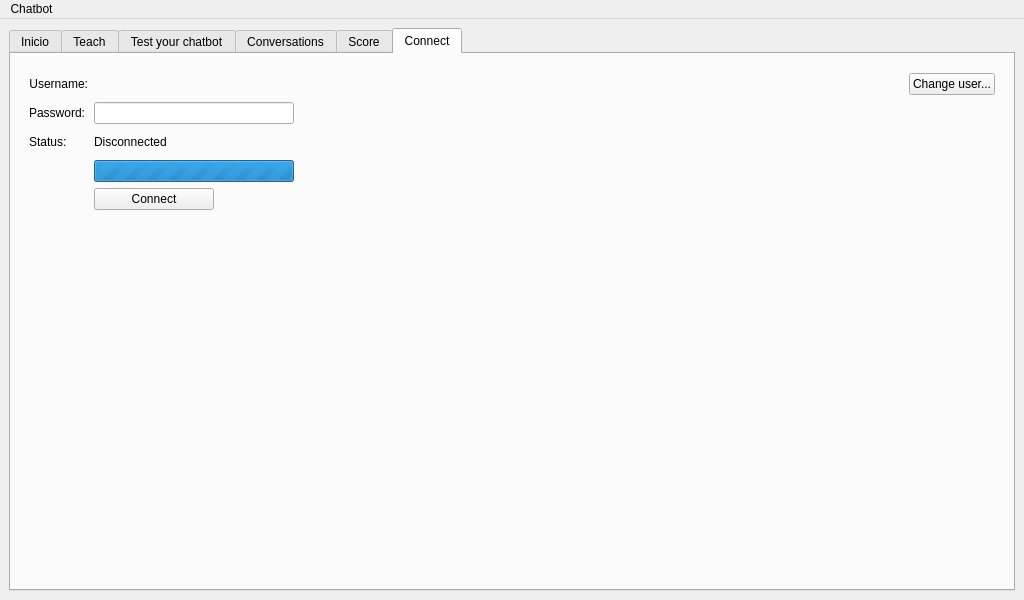
Qt form src/chatbot/front-end/mainwindow.ui (lvklabs/chatbot) before a commit.
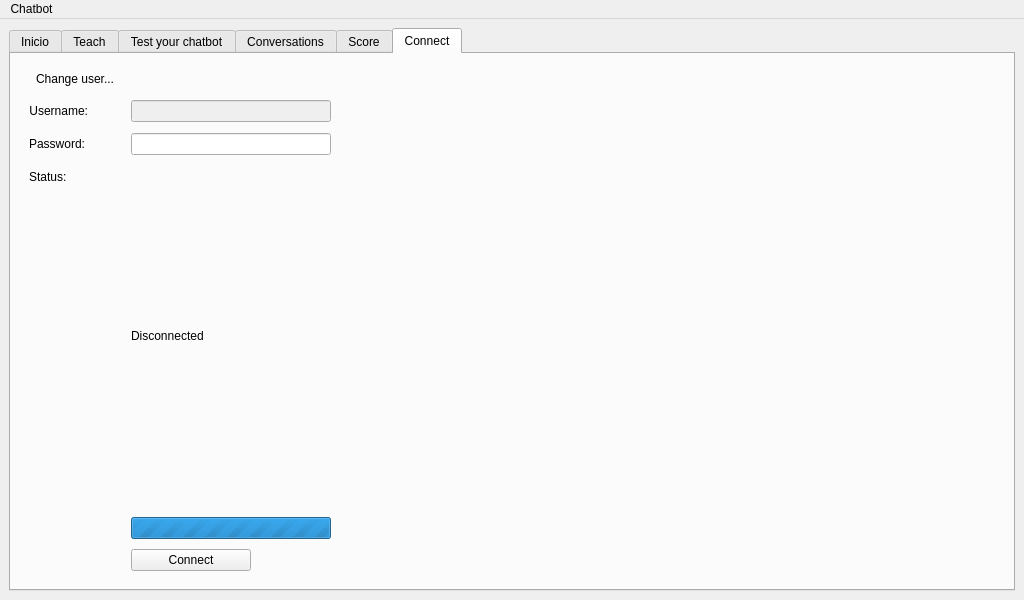
The same form after that commit. The open tabs and pages were chosen to show the change. Icons and pictures are not drawn. Custom widgets are drawn as their Qt base class.

Commit message: New look & feel for 'connect' tab. Decreased font size in ScoreWidget

Diff of the .ui file:
```diff
--- a/src/chatbot/front-end/mainwindow.ui
+++ b/src/chatbot/front-end/mainwindow.ui
@@ -656,7 +656,16 @@
            </property>
            <widget class="QWidget" name="connectionPage">
             <layout class="QFormLayout" name="formLayout_2">
-             <item row="0" column="0">
+             <property name="horizontalSpacing">
+              <number>10</number>
+             </property>
+             <property name="verticalSpacing">
+              <number>10</number>
+             </property>
+             <property name="topMargin">
+              <number>5</number>
+             </property>
+             <item row="2" column="0">
               <widget class="QLabel" name="usernameLabel">
                <property name="font">
                 <font>
@@ -672,33 +681,23 @@
                </property>
               </widget>
              </item>
-             <item row="0" column="1">
+             <item row="2" column="1">
               <layout class="QHBoxLayout" name="horizontalLayout_2">
                <item>
-                <widget class="QLabel" name="curUsernameLabel">
-                 <property name="text">
-                  <string/>
+                <widget class="QLineEdit" name="curUsernameLabel">
+                 <property name="enabled">
+                  <bool>false</bool>
                  </property>
-                 <property name="textFormat">
-                  <enum>Qt::RichText</enum>
-                 </property>
-                </widget>
-               </item>
-               <item>
-                <spacer name="horizontalSpacer_6">
-                 <property name="orientation">
-                  <enum>Qt::Horizontal</enum>
-                 </property>
-                 <property name="sizeType">
-                  <enum>QSizePolicy::Fixed</enum>
-                 </property>
-                 <property name="sizeHint" stdset="0">
+                 <property name="maximumSize">
                   <size>
-                   <width>5</width>
-                   <height>20</height>
+                   <width>200</width>
+                   <height>16777215</height>
                   </size>
                  </property>
-                </spacer>
+                 <property name="readOnly">
+                  <bool>true</bool>
+                 </property>
+                </widget>
                </item>
                <item>
                 <widget class="QLabel" name="chatTypeIcon">
@@ -735,32 +734,9 @@
                  </property>
                 </spacer>
                </item>
-               <item>
-                <widget class="QPushButton" name="changeAccountButton">
-                 <property name="maximumSize">
-                  <size>
-                   <width>200</width>
-                   <height>16777215</height>
-                  </size>
-                 </property>
-                 <property name="text">
-                  <string>Change user...</string>
-                 </property>
-                 <property name="icon">
-                  <iconset resource="../res/chatbot_theme.qrc">
-                   <normaloff>:/icons/change_account.png</normaloff>:/icons/change_account.png</iconset>
-                 </property>
-                 <property name="iconSize">
-                  <size>
-                   <width>24</width>
-                   <height>24</height>
-                  </size>
-                 </property>
-                </widget>
-               </item>
               </layout>
              </item>
-             <item row="1" column="0">
+             <item row="3" column="0">
               <widget class="QLabel" name="passwordLabel">
                <property name="sizePolicy">
                 <sizepolicy hsizetype="Expanding" vsizetype="Preferred">
@@ -776,7 +752,7 @@
                </property>
               </widget>
              </item>
-             <item row="1" column="1">
+             <item row="3" column="1">
               <widget class="QLineEdit" name="passwordText">
                <property name="maximumSize">
                 <size>
@@ -789,39 +765,7 @@
                </property>
               </widget>
              </item>
-             <item row="2" column="0">
-              <widget class="QLabel" name="statusLabel">
-               <property name="text">
-                <string>Status:</string>
-               </property>
-              </widget>
-             </item>
-             <item row="2" column="1">
-              <widget class="QLabel" name="connectionStatusLabel">
-               <property name="minimumSize">
-                <size>
-                 <width>0</width>
-                 <height>24</height>
-                </size>
-               </property>
-               <property name="maximumSize">
-                <size>
-                 <width>400</width>
-                 <height>16777215</height>
-                </size>
-               </property>
-               <property name="styleSheet">
-                <string notr="true"/>
-               </property>
-               <property name="text">
-                <string>Disconnected</string>
-               </property>
-               <property name="wordWrap">
-                <bool>true</bool>
-               </property>
-              </widget>
-             </item>
-             <item row="3" column="1">
+             <item row="5" column="1">
               <widget class="QProgressBar" name="connectionProgressBar">
                <property name="maximumSize">
                 <size>
@@ -837,7 +781,7 @@
                </property>
               </widget>
              </item>
-             <item row="4" column="1">
+             <item row="6" column="1">
               <widget class="QPushButton" name="connectButton">
                <property name="maximumSize">
                 <size>
@@ -860,6 +804,67 @@
                </property>
               </widget>
              </item>
+             <item row="0" column="0">
+              <widget class="QToolButton" name="changeAccountButton">
+               <property name="maximumSize">
+                <size>
+                 <width>200</width>
+                 <height>16777215</height>
+                </size>
+               </property>
+               <property name="toolTip">
+                <string>Change user</string>
+               </property>
+               <property name="text">
+                <string>Change user...</string>
+               </property>
+               <property name="icon">
+                <iconset resource="../res/chatbot_theme.qrc">
+                 <normaloff>:/icons/change_account.png</normaloff>:/icons/change_account.png</iconset>
+               </property>
+               <property name="iconSize">
+                <size>
+                 <width>24</width>
+                 <height>24</height>
+                </size>
+               </property>
+               <property name="autoRaise">
+                <bool>true</bool>
+               </property>
+              </widget>
+             </item>
+             <item row="4" column="0">
+              <widget class="QLabel" name="statusLabel">
+               <property name="text">
+                <string>Status:</string>
+               </property>
+              </widget>
+             </item>
+             <item row="4" column="1">
+              <widget class="QLabel" name="connectionStatusLabel">
+               <property name="sizePolicy">
+                <sizepolicy hsizetype="Preferred" vsizetype="Expanding">
+                 <horstretch>0</horstretch>
+                 <verstretch>0</verstretch>
+                </sizepolicy>
+               </property>
+               <property name="minimumSize">
+                <size>
+                 <width>0</width>
+                 <height>24</height>
+                </size>
+               </property>
+               <property name="styleSheet">
+                <string notr="true"/>
+               </property>
+               <property name="text">
+                <string>Disconnected</string>
+               </property>
+               <property name="wordWrap">
+                <bool>true</bool>
+               </property>
+              </widget>
+             </item>
             </layout>
            </widget>
            <widget class="QWidget" name="chatConnectedPage">
```
Left out of the diff: 4 changed lines with no effect on the pictures. The commit also changes 1 other file.
